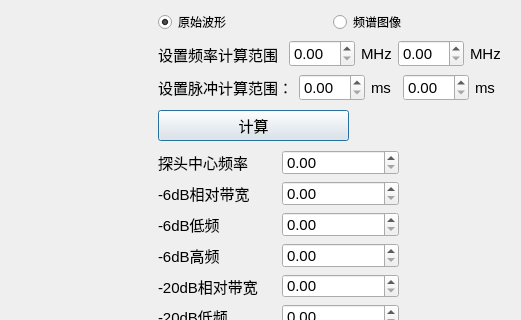
Above: ProbePara.ui from lishuaiyuan1990/UTTest before the change; both pictures show x 452 to 973 and y 0 to 320 of the 973 by 437 pixel window. Below: the same form after it.
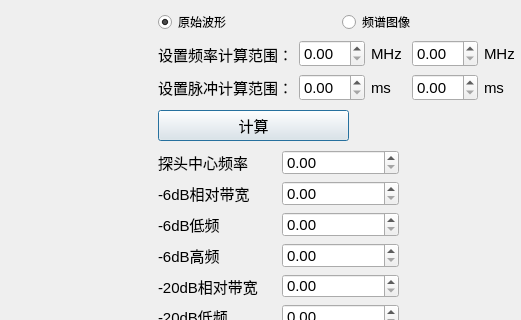
That is the form after the change. Custom widgets are drawn as their Qt base class.

Patch:
```diff
--- a/ProbePara.ui
+++ b/ProbePara.ui
@@ -49,7 +49,7 @@
     <rect>
      <x>610</x>
      <y>10</y>
-     <width>343</width>
+     <width>361</width>
      <height>91</height>
     </rect>
    </property>
```
Left out of the diff: 20 changed lines with no effect on the pictures.
